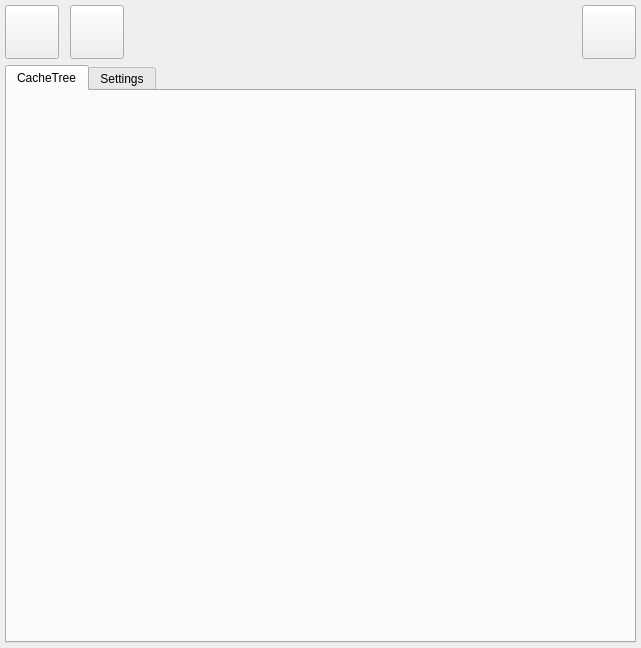
Before: the Qt Designer form python2.7libs/CacheManager/ui/gui.ui in takavfx/Bento, drawn with Qt 5.
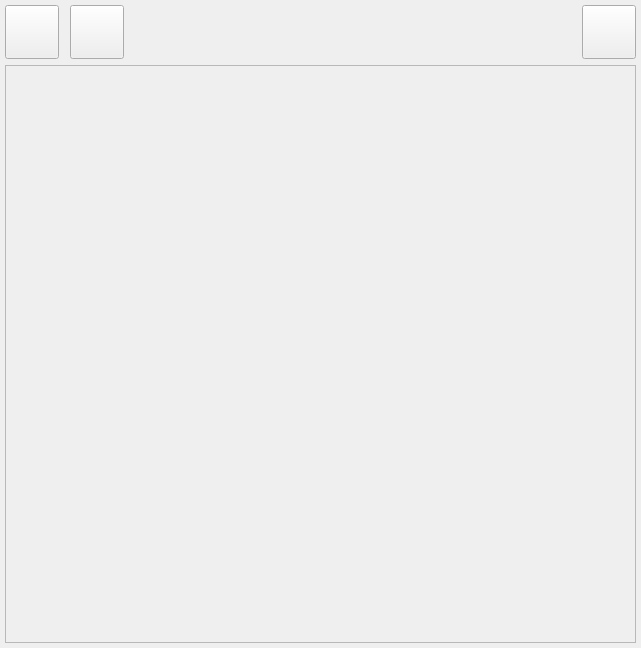
After: the same form once the commit is applied.

Commit message: Change GUI layout and setSignals to exsisting buttons.

Diff of the .ui file:
```diff
--- a/python2.7libs/CacheManager/ui/gui.ui
+++ b/python2.7libs/CacheManager/ui/gui.ui
@@ -150,28 +150,28 @@
     </layout>
    </item>
    <item>
-    <widget class="QTabWidget" name="tabWidget">
-     <property name="currentIndex">
-      <number>0</number>
+    <widget class="QFrame" name="frame">
+     <property name="sizePolicy">
+      <sizepolicy hsizetype="Expanding" vsizetype="Expanding">
+       <horstretch>0</horstretch>
+       <verstretch>0</verstretch>
+      </sizepolicy>
      </property>
-     <property name="tabsClosable">
-      <bool>false</bool>
+     <property name="frameShape">
+      <enum>QFrame::StyledPanel</enum>
      </property>
-     <widget class="QWidget" name="cacheTreeTab">
-      <attribute name="title">
-       <string>CacheTree</string>
-      </attribute>
-      <layout class="QVBoxLayout" name="verticalLayout_2">
-       <item>
-        <layout class="QVBoxLayout" name="verticalLayout_3"/>
-       </item>
-      </layout>
-     </widget>
-     <widget class="QWidget" name="settingsTab">
-      <attribute name="title">
-       <string>Settings</string>
-      </attribute>
-     </widget>
+     <property name="frameShadow">
+      <enum>QFrame::Raised</enum>
+     </property>
+     <layout class="QVBoxLayout" name="verticalLayout_3">
+      <item>
+       <layout class="QVBoxLayout" name="treeWidgetLayout">
+        <property name="spacing">
+         <number>-1</number>
+        </property>
+       </layout>
+      </item>
+     </layout>
     </widget>
    </item>
   </layout>
```
Left out of the diff: 8 changed lines with no effect on the pictures. The commit also changes 2 other files.
